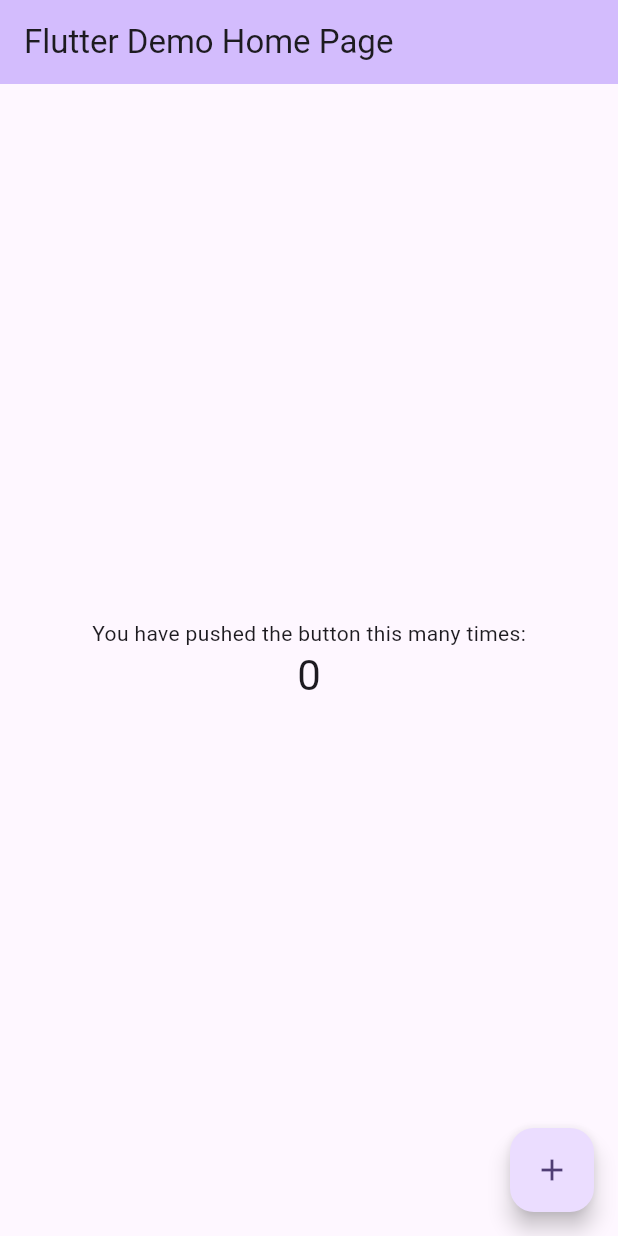
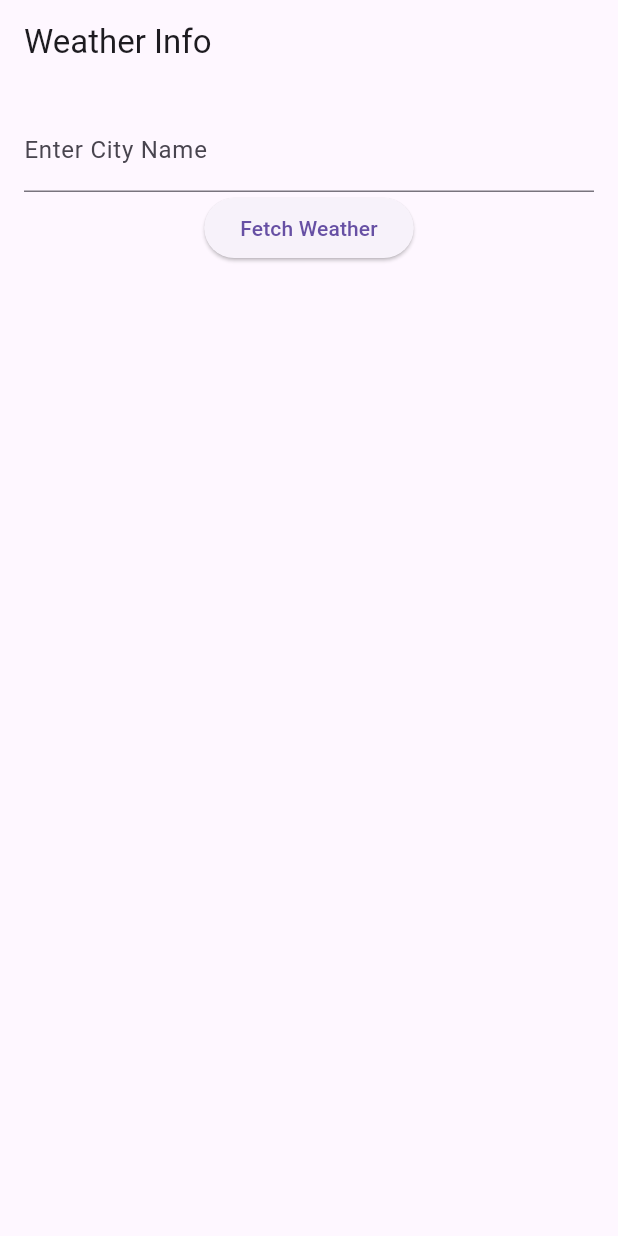
Before and after one commit to ToTobeyKim/Weather_Info_App, a Flutter app: the screen it shows after launch, on a phone screen of 412 x 824 dp. Run offline on Flutter 3.47's test engine with Material 3 defaults, Android fonts, the phone set to English and light mode, and no system bars.

Commit message:
Basic UI with input field and button

```diff
--- a/lib/main.dart
+++ b/lib/main.dart
@@ -1,125 +1,53 @@
 import 'package:flutter/material.dart';
 
 void main() {
-  runApp(const MyApp());
+  runApp(MyApp());
 }
 
 class MyApp extends StatelessWidget {
-  const MyApp({super.key});
-
-  // This widget is the root of your application.
   @override
   Widget build(BuildContext context) {
     return MaterialApp(
-      title: 'Flutter Demo',
+      title: 'Weather Info App',
       theme: ThemeData(
-        // This is the theme of your application.
-        //
-        // TRY THIS: Try running your application with "flutter run". You'll see
-        // the application has a purple toolbar. Then, without quitting the app,
-        // try changing the seedColor in the colorScheme below to Colors.green
-        // and then invoke "hot reload" (save your changes or press the "hot
-        // reload" button in a Flutter-supported IDE, or press "r" if you used
-        // the command line to start the app).
-        //
-        // Notice that the counter didn't reset back to zero; the application
-        // state is not lost during the reload. To reset the state, use hot
-        // restart instead.
-        //
-        // This works for code too, not just values: Most code changes can be
-        // tested with just a hot reload.
-        colorScheme: ColorScheme.fromSeed(seedColor: Colors.deepPurple),
-        useMaterial3: true,
+        primarySwatch: Colors.blue,
       ),
-      home: const MyHomePage(title: 'Flutter Demo Home Page'),
+      home: HomeScreen(),
     );
   }
 }
 
-class MyHomePage extends StatefulWidget {
-  const MyHomePage({super.key, required this.title});
-
-  // This widget is the home page of your application. It is stateful, meaning
-  // that it has a State object (defined below) that contains fields that affect
-  // how it looks.
-
-  // This class is the configuration for the state. It holds the values (in this
-  // case the title) provided by the parent (in this case the App widget) and
-  // used by the build method of the State. Fields in a Widget subclass are
-  // always marked "final".
-
-  final String title;
-
+class HomeScreen extends StatefulWidget {
   @override
-  State<MyHomePage> createState() => _MyHomePageState();
+  _HomeScreenState createState() => _HomeScreenState();
 }
 
-class _MyHomePageState extends State<MyHomePage> {
-  int _counter = 0;
-
-  void _incrementCounter() {
-    setState(() {
-      // This call to setState tells the Flutter framework that something has
-      // changed in this State, which causes it to rerun the build method below
-      // so that the display can reflect the updated values. If we changed
-      // _counter without calling setState(), then the build method would not be
-      // called again, and so nothing would appear to happen.
-      _counter++;
-    });
-  }
+class _HomeScreenState extends State<HomeScreen> {
 
   @override
   Widget build(BuildContext context) {
-    // This method is rerun every time setState is called, for instance as done
-    // by the _incrementCounter method above.
-    //
-    // The Flutter framework has been optimized to make rerunning build methods
-    // fast, so that you can just rebuild anything that needs updating rather
-    // than having to individually change instances of widgets.
     return Scaffold(
       appBar: AppBar(
-        // TRY THIS: Try changing the color here to a specific color (to
-        // Colors.amber, perhaps?) and trigger a hot reload to see the AppBar
-        // change color while the other colors stay the same.
-        backgroundColor: Theme.of(context).colorScheme.inversePrimary,
-        // Here we take the value from the MyHomePage object that was created by
-        // the App.build method, and use it to set our appbar title.
-        title: Text(widget.title),
+        title: Text('Weather Info'),
       ),
-      body: Center(
-        // Center is a layout widget. It takes a single child and positions it
-        // in the middle of the parent.
+      body: Padding(
+        padding: const EdgeInsets.all(16.0),
         child: Column(
-          // Column is also a layout widget. It takes a list of children and
-          // arranges them vertically. By default, it sizes itself to fit its
-          // children horizontally, and tries to be as tall as its parent.
-          //
-          // Column has various properties to control how it sizes itself and
-          // how it positions its children. Here we use mainAxisAlignment to
-          // center the children vertically; the main axis here is the vertical
-          // axis because Columns are vertical (the cross axis would be
-          // horizontal).
-          //
-          // TRY THIS: Invoke "debug painting" (choose the "Toggle Debug Paint"
-          // action in the IDE, or press "p" in the console), to see the
-          // wireframe for each widget.
-          mainAxisAlignment: MainAxisAlignment.center,
-          children: <Widget>[
-            const Text(
-              'You have pushed the button this many times:',
+          children: [
+            TextField(
+              decoration: InputDecoration(
+                labelText: 'Enter City Name',
+              ),
             ),
-            Text(
-              '$_counter',
-              style: Theme.of(context).textTheme.headlineMedium,
+            ElevatedButton(
+              onPressed: () {
+                print('City');
+              },
+              child: Text('Fetch Weather'),
             ),
           ],
         ),
       ),
-      floatingActionButton: FloatingActionButton(
-        onPressed: _incrementCounter,
-        tooltip: 'Increment',
-        child: const Icon(Icons.add),
-      ), // This trailing comma makes auto-formatting nicer for build methods.
     );
   }
 }
```
